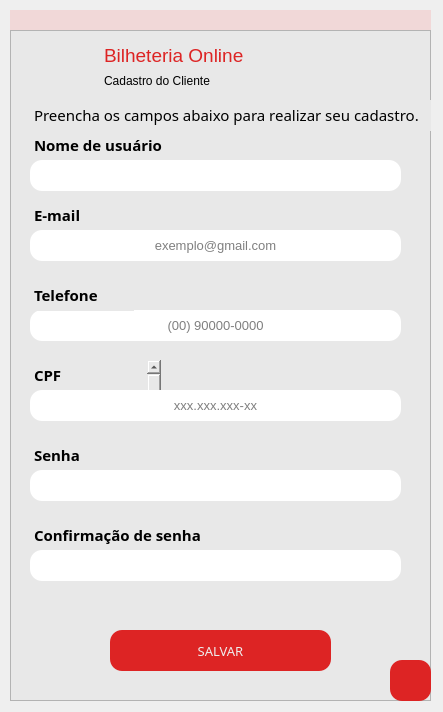
First picture: the form in telas/tela_cadastroCliente.ui, repository ClaraFontes/bilheteria-digital, before the edit.
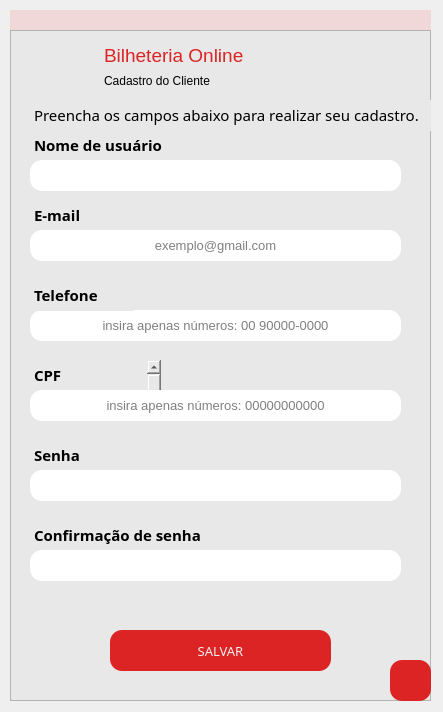
Second picture: the form after the edit. Icons and pictures are not drawn.

Commit message: otimizando telas de cadastro

The edit to the form file:
```diff
--- a/telas/tela_cadastroCliente.ui
+++ b/telas/tela_cadastroCliente.ui
@@ -280,7 +280,7 @@
      <set>Qt::AlignCenter</set>
     </property>
     <property name="placeholderText">
-     <string>(00) 90000-0000</string>
+     <string>insira apenas números: 00 90000-0000</string>
     </property>
    </widget>
    <widget class="QLineEdit" name="cpfCliente">
@@ -306,7 +306,7 @@
      <set>Qt::AlignCenter</set>
     </property>
     <property name="placeholderText">
-     <string>xxx.xxx.xxx-xx</string>
+     <string>insira apenas números: 00000000000</string>
     </property>
    </widget>
    <widget class="QTextEdit" name="texto_emailCliente">
```
Left out of the diff: 17 changed lines with no effect on the pictures. The commit also changes 1 other file.
